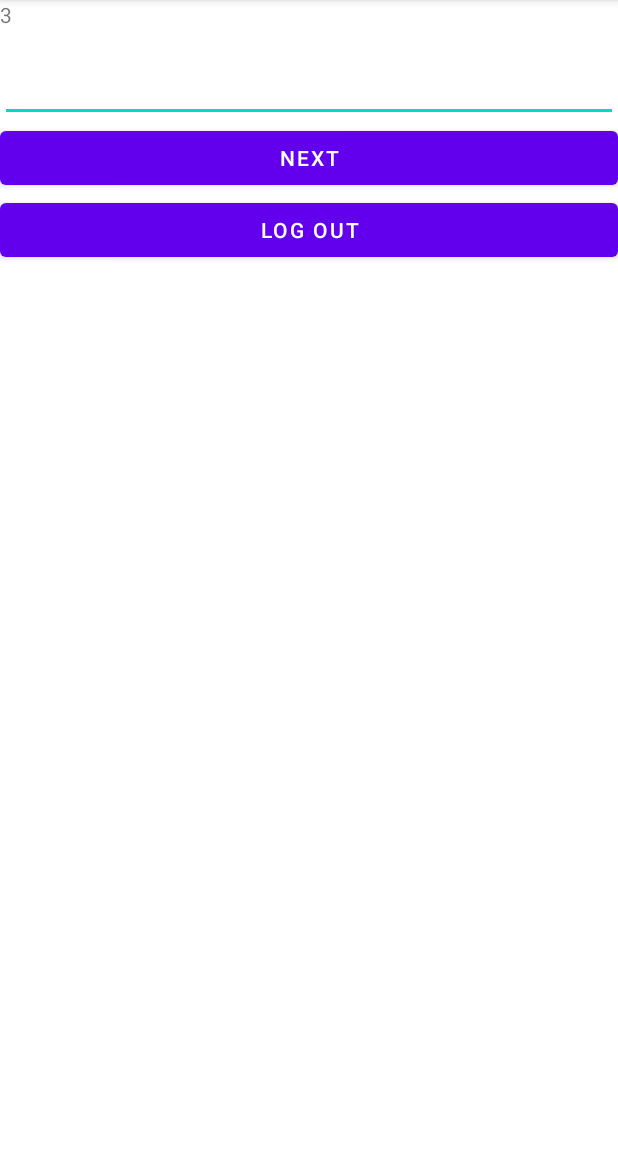
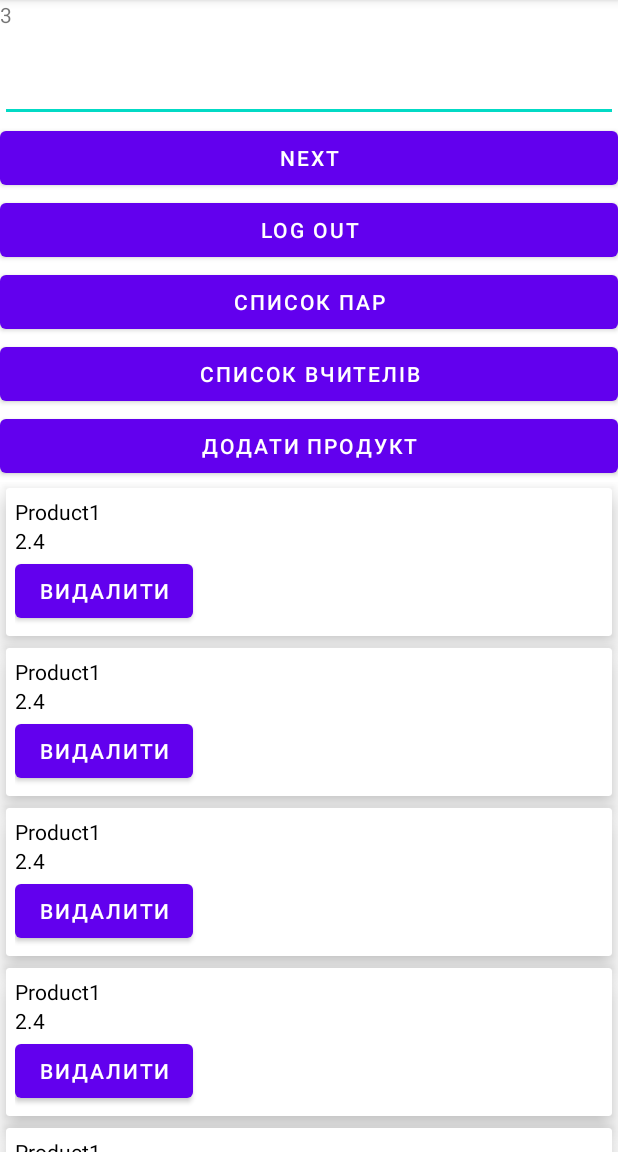
Before and after one commit to PavliukVolodymyr/lab, an Android app: the MenuActivity screen opened directly, with no data from a screen before it, on a phone screen of 412 x 824 dp, the part 84-1236 px from its top. Run offline under Robolectric (Android 15) with nearby library versions, the phone set to English and light mode, and no system bars.

Commit message:
Teacher recycle view

```diff
--- a/app/build.gradle.kts
+++ b/app/build.gradle.kts
@@ -6,6 +6,10 @@ plugins {
 android {
     namespace = "com.example.myapplication"
     compileSdk = 34
+
+    buildFeatures {
+        viewBinding=true
+    }
 
     defaultConfig {
         applicationId = "com.example.myapplication"
--- a/app/src/main/AndroidManifest.xml
+++ b/app/src/main/AndroidManifest.xml
@@ -14,6 +14,12 @@
         android:supportsRtl="true"
         android:theme="@style/Theme.MyApplication"
         tools:targetApi="31">
+        <activity
+            android:name=".TeacherList"
+            android:exported="false" />
+        <activity
+            android:name=".PairList"
+            android:exported="false" />
         <activity
             android:name=".RegistrationActivity"
             android:exported="false" />
--- a/app/src/main/java/com/example/myapplication/MenuActivity.kt
+++ b/app/src/main/java/com/example/myapplication/MenuActivity.kt
@@ -7,8 +7,19 @@ import android.widget.Button
 import android.widget.EditText
 import android.widget.TextView
 import androidx.appcompat.app.AppCompatActivity
+import androidx.recyclerview.widget.RecyclerView
+import com.example.myapplication.adapter.ProductAdapter
+import com.example.myapplication.model.ProductModel
+import java.util.ArrayList
+import android.app.AlertDialog
+import android.widget.Toast
 
+lateinit var adapter:ProductAdapter
 class MenuActivity :AppCompatActivity() {
+
+
+    lateinit var recycleView:RecyclerView
+    lateinit var rvProduct:RecyclerView
     override fun onCreate(savedInstanceState: Bundle?) {
         super.onCreate(savedInstanceState)
         setContentView(R.layout.activity_menu)
@@ -16,6 +27,12 @@ class MenuActivity :AppCompatActivity() {
         val editText: EditText = findViewById(R.id.editText1)
         val buton: Button = findViewById(R.id.bNext)
         val bLogOut= findViewById<Button>(R.id.logOut)
+        val bStudentList= findViewById<Button>(R.id.bStudentList)
+        val bPairList= findViewById<Button>(R.id.bPairList)
+        val bAddProduct= findViewById<Button>(R.id.bAddProduct)
+        rvProduct= findViewById<RecyclerView>(R.id.rvProduct)
+        val intentStudentList= Intent(this,TeacherList::class.java)
+        val intentPairList= Intent(this,PairList::class.java)
         val intent = Intent(this,CalculatorActivity::class.java)
         val intentAuth = Intent(this,AuthActivity::class.java)
         val countDownTimer = object : CountDownTimer(4000, 1000) {
@@ -26,7 +43,9 @@ class MenuActivity :AppCompatActivity() {
             override fun onFinish() {
                 countDownText.text = "Вітаю!"
             }
+
         }
+        initial()
         countDownTimer.start()
         buton.setOnClickListener {
             val currentText = editText.text.toString()
@@ -37,10 +56,65 @@ class MenuActivity :AppCompatActivity() {
             intentAuth.flags = Intent.FLAG_ACTIVITY_NEW_TASK or Intent.FLAG_ACTIVITY_CLEAR_TASK
             startActivity(intentAuth)
             finish()
-
+        }
+        bStudentList.setOnClickListener{
+            startActivity(intentStudentList)
+        }
+        bPairList.setOnClickListener{
+            startActivity(intentPairList)
+        }
+        bAddProduct.setOnClickListener {
+            showAddProductDialog()
         }
 
+    }
 
+    private fun showAddProductDialog() {
+        val builder = AlertDialog.Builder(this)
+        builder.setTitle("Додати товар")
 
+        // Підключення макету вспливаючого вікна
+        val view = layoutInflater.inflate(R.layout.dialog_add_product, null)
+        builder.setView(view)
+
+        val etProductName = view.findViewById<EditText>(R.id.etProductName)
+        val etProductPrice = view.findViewById<EditText>(R.id.etProductPrice)
+
+        builder.setPositiveButton("Додати") { dialog, _ ->
+            val productName = etProductName.text.toString()
+            val productPrice = etProductPrice.text.toString().toDoubleOrNull()
+            if (productName.isNotEmpty() && productPrice != null) {
+                val newProduct = ProductModel(productName, productPrice)
+                adapter.addProduct(newProduct)
+            }
+            else{
+                Toast.makeText(this, "Будь ласка, заповніть всі поля", Toast.LENGTH_SHORT).show()
+            }
+            dialog.dismiss()
+        }
+
+        builder.setNegativeButton("Відмінити") { dialog, _ ->
+            dialog.dismiss()
+        }
+
+        builder.create().show()
+    }
+    private fun initial() {
+        recycleView=rvProduct
+        adapter= ProductAdapter()
+        recycleView.adapter=adapter
+        adapter.setList(Pruducts())
+    }
+
+    fun Pruducts(): ArrayList<ProductModel> {
+        val studentList= ArrayList<ProductModel>()
+        val product= ProductModel("Product1",2.4)
+        studentList.add(product)
+        studentList.add(product)
+        studentList.add(product)
+        studentList.add(product)
+        studentList.add(product)
+        studentList.add(product)
+        return studentList
     }
 }
--- /dev/null
+++ b/app/src/main/java/com/example/myapplication/adapter/ProductAdapter.kt
@@ -0,0 +1,55 @@
+package com.example.myapplication.adapter
+
+import android.annotation.SuppressLint
+import android.view.LayoutInflater
+import android.view.View
+import android.view.ViewGroup
+import android.widget.Button
+import android.widget.TextView
+import androidx.recyclerview.widget.RecyclerView
+import com.example.myapplication.R
+import com.example.myapplication.model.ProductModel
+
+class ProductAdapter:RecyclerView.Adapter<ProductAdapter.ProductViewHolder>() {
+
+    private var productList= emptyList<ProductModel>()
+    class ProductViewHolder(itemView: View) : RecyclerView.ViewHolder(itemView) {
+        val tvProductName = itemView.findViewById<TextView>(R.id.tvProductName)
+        val tvProductPrice = itemView.findViewById<TextView>(R.id.tvProductPrice)
+        val bDel:Button=itemView.findViewById(R.id.bDel)
+    }
+
+    override fun onCreateViewHolder(parent: ViewGroup, viewType: Int): ProductViewHolder {
+        var view = LayoutInflater.from(parent.context).inflate(R.layout.item_product_layout,parent,false)
+        return ProductViewHolder(view)
+    }
+
+    override fun getItemCount(): Int {
+        return productList.size
+    }
+
+    override fun onBindViewHolder(holder: ProductViewHolder, position: Int) {
+        val product = productList[position]
+        holder.tvProductName.text = product.productName
+        holder.tvProductPrice.text = product.productPrice.toString()
+        holder.bDel.setOnClickListener {
+            val productToDelete = productList[position]
+            productList = productList.minus(productToDelete)
+            notifyDataSetChanged()
+        }
+    }
+
+    @SuppressLint("NotifyDataSetChanged")
+    fun setList(list:List<ProductModel>){
+        productList=list
+        notifyDataSetChanged()
+    }
+
+    @SuppressLint("NotifyDataSetChanged")
+    fun addProduct(product: ProductModel) {
+        productList += product
+        notifyDataSetChanged()
+    }
+
+
+}
--- /dev/null
+++ b/app/src/main/java/com/example/myapplication/model/ProductModel.kt
@@ -0,0 +1,6 @@
+package com.example.myapplication.model
+
+class ProductModel(
+    val productName: String,
+    val productPrice: Double
+)
--- /dev/null
+++ b/app/src/main/java/com/example/myapplication/model/TeacherModel.kt
@@ -0,0 +1,6 @@
+package com.example.myapplication.model
+
+class TeacherModel(
+    val firstName: String,
+    val lastName: String
+)
--- a/app/src/main/res/layout/activity_menu.xml
+++ b/app/src/main/res/layout/activity_menu.xml
@@ -1,6 +1,7 @@
 <?xml version="1.0" encoding="utf-8"?>
 <LinearLayout xmlns:android="http://schemas.android.com/apk/res/android"
     xmlns:tools="http://schemas.android.com/tools"
+    xmlns:app="http://schemas.android.com/apk/res-auto"
     android:orientation="vertical"
     android:layout_width="match_parent"
     android:layout_height="match_parent">
@@ -26,4 +27,26 @@
         android:layout_height="wrap_content"
         android:text="Log out"
         android:id="@+id/logOut"/>
+    <Button
+        android:layout_width="match_parent"
+        android:layout_height="wrap_content"
+        android:text="Список пар"
+        android:id="@+id/bPairList"/>
+    <Button
+        android:layout_width="match_parent"
+        android:layout_height="wrap_content"
+        android:text="Список вчителів"
+        android:id="@+id/bStudentList"/>
+    <Button
+        android:layout_width="match_parent"
+        android:layout_height="wrap_content"
+        android:id="@+id/bAddProduct"
+        android:text="Додати продукт" />
+    <androidx.recyclerview.widget.RecyclerView
+        android:id="@+id/rvProduct"
+        android:layout_width="match_parent"
+        android:layout_height="wrap_content"
+        tools:listitem="@layout/item_product_layout"
+        app:layoutManager="androidx.recyclerview.widget.LinearLayoutManager"/>
+
 </LinearLayout>
--- /dev/null
+++ b/app/src/main/res/layout/item_product_layout.xml
@@ -0,0 +1,36 @@
+<?xml version="1.0" encoding="utf-8"?>
+<androidx.cardview.widget.CardView xmlns:android="http://schemas.android.com/apk/res/android"
+    android:layout_width="match_parent"
+    android:layout_height="wrap_content"
+    xmlns:app="http://schemas.android.com/apk/res-auto"
+    app:cardElevation="10dp"
+    android:layout_margin="4dp">
+
+    <LinearLayout
+        android:layout_width="match_parent"
+        android:layout_height="wrap_content"
+        android:orientation="vertical"
+        android:padding="6dp"
+        >
+
+        <TextView
+            android:layout_width="match_parent"
+            android:layout_height="wrap_content"
+            android:textColor="@color/black"
+            android:id="@+id/tvProductName"
+            android:text="Name"/>
+        <TextView
+            android:layout_width="match_parent"
+            android:layout_height="wrap_content"
+            android:textColor="@color/black"
+            android:id="@+id/tvProductPrice"
+            android:text="Price"/>
+        <Button
+            android:layout_width="wrap_content"
+            android:layout_height="wrap_content"
+            android:text="Видалити"
+            android:id="@+id/bDel"/>
+
+    </LinearLayout>
+
+</androidx.cardview.widget.CardView>
```
Also changed, not shown: app/src/main/java/com/example/myapplication/PairList.kt (added, +11 -0 lines), app/src/main/java/com/example/myapplication/TeacherList.kt (added, +81 -0 lines), app/src/main/java/com/example/myapplication/adapter/TeacherAdapter.kt (added, +101 -0 lines), app/src/main/res/layout/activity_pair_list.xml (added, +9 -0 lines), app/src/main/res/layout/activity_teacher_list.xml (added, +22 -0 lines), app/src/main/res/layout/dialog_add_product.xml (added, +21 -0 lines), app/src/main/res/layout/dialog_add_teacher.xml (added, +20 -0 lines), app/src/main/res/layout/item_teacher_layout.xml (added, +38 -0 lines).
